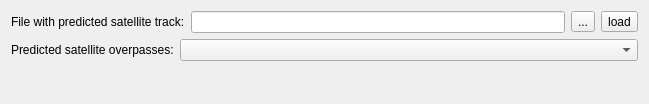
Above: mslib/msui/ui_satellite_dockwidget.ui from Open-MSS/MSS before the change. Below: the same form after it.
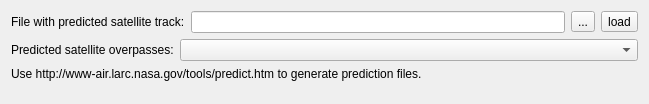
That is the form after the change.

Commit message: added url with generatio capability to satellite predictor tool.

```diff
--- a/mslib/msui/ui_satellite_dockwidget.ui
+++ b/mslib/msui/ui_satellite_dockwidget.ui
@@ -69,8 +69,15 @@
     </layout>
    </item>
    <item>
-    <spacer name="verticalSpacer" >
-     <property name="orientation" >
+    <widget class="QLabel" name="label">
+     <property name="text">
+      <string>Use http://www-air.larc.nasa.gov/tools/predict.htm to generate prediction files.</string>
+     </property>
+    </widget>
+   </item>
+   <item>
+    <spacer name="verticalSpacer">
+     <property name="orientation">
       <enum>Qt::Vertical</enum>
      </property>
      <property name="sizeHint" stdset="0" >
```
Left out of the diff: 45 changed lines with no effect on the pictures. The commit also changes 1 other file.
